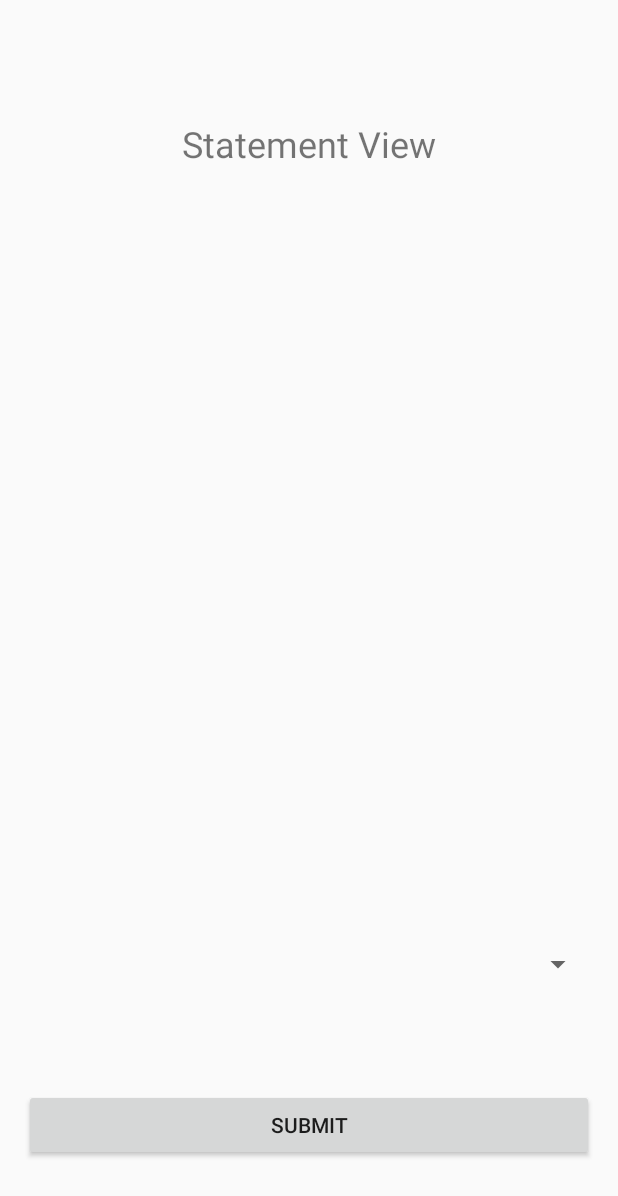
After one commit to Con607/Which-Animal-Are-You, an Android app: the StatementsActivity screen opened directly, with no data from a screen before it, on a phone screen of 412 x 824 dp. The commit adds this screen. Shown: the top 1196 px of the screen. Run offline under Robolectric (Android 15) with nearby library versions, the phone set to English and light mode, and no system bars.

Commit message:
Changed questions for statements and added statementActivity.

```diff
--- a/app/src/main/AndroidManifest.xml
+++ b/app/src/main/AndroidManifest.xml
@@ -15,6 +15,7 @@
                 <category android:name="android.intent.category.LAUNCHER" />
             </intent-filter>
         </activity>
+        <activity android:name=".StatementsActivity"></activity>
     </application>
 
 </manifest>
--- /dev/null
+++ b/app/src/main/java/com/conexxionbusiness/whichanimalareyou/Statement.java
@@ -0,0 +1,33 @@
+package com.conexxionbusiness.whichanimalareyou;
+
+/**
+ * Created by IRVING on 15/02/2017.
+ */
+
+public class Statement {
+    private String mStatement;
+    private String mOption = null;
+    private Animal mAnimal;
+
+
+    public Statement(String statement, String animal) {
+        mStatement = statement;
+        mAnimal = new Animal(animal);
+    }
+
+    public String getStatement() {
+        return mStatement;
+    }
+
+    public Animal getAnimal() {
+        return mAnimal;
+    }
+
+    public String getOption() {
+        return mOption;
+    }
+
+    public void setOption(String option) {
+        mOption = option;
+    }
+}
--- /dev/null
+++ b/app/src/main/java/com/conexxionbusiness/whichanimalareyou/StatementBank.java
@@ -0,0 +1,51 @@
+package com.conexxionbusiness.whichanimalareyou;
+
+import java.util.ArrayList;
+import java.util.Arrays;
+import java.util.Collections;
+import java.util.HashMap;
+import java.util.List;
+import java.util.Map;
+
+/**
+ * Created by IRVING on 15/02/2017.
+ */
+
+public class StatementBank {
+    private String[] mStatementsArray = {
+            "Statement 1", "Animal 1",
+            "Statement 2", "Animal 2",
+            "Statement 3", "Animal 3",
+            "Statement 4", "Animal 4",
+            "Statement 5", "Animal 5",
+            "Statement 6", "Animal 1",
+            "Statement 7", "Animal 2",
+            "Statement 8", "Animal 3",
+            "Statement 9", "Animal 4",
+            "Statement 10", "Animal 5"
+    };
+
+    private String[] mOptions = {
+            "That's me!",
+            "Most likely me",
+            "Maybe",
+            "Unlikely me",
+            "Not like me"
+    };
+
+    public List<Statement> loadStatements() {
+        List<Statement> statements = new ArrayList<Statement>();
+        for (int i=0; i < mStatementsArray.length ;i=i+2) {
+            Statement statement = new Statement(mStatementsArray[i], mStatementsArray[i+1]);
+            statements.add(statement);
+        }
+        return statements;
+    }
+
+
+    public ArrayList<String> getOptions() {
+        List<String> optionsList = new ArrayList<String>();
+        Collections.addAll(optionsList, mOptions);
+        return (ArrayList<String>) optionsList;
+    }
+}
--- /dev/null
+++ b/app/src/main/java/com/conexxionbusiness/whichanimalareyou/StatementsActivity.java
@@ -0,0 +1,25 @@
+package com.conexxionbusiness.whichanimalareyou;
+
+import android.support.v7.app.AppCompatActivity;
+import android.os.Bundle;
+
+import java.util.ArrayList;
+import java.util.List;
+
+public class StatementsActivity extends AppCompatActivity {
+    StatementBank mStatementBank = new StatementBank();
+    List<Statement> mStatements = new ArrayList<Statement>();
+    List<String> mOptions = new ArrayList<String>();
+
+    @Override
+    protected void onCreate(Bundle savedInstanceState) {
+        super.onCreate(savedInstanceState);
+        setContentView(R.layout.activity_statements);
+
+        // Get statements
+        mStatements = mStatementBank.loadStatements();
+        // Get the options
+        mOptions = mStatementBank.getOptions();
+
+    }
+}
--- /dev/null
+++ b/app/src/main/res/layout/activity_statements.xml
@@ -0,0 +1,43 @@
+<?xml version="1.0" encoding="utf-8"?>
+<RelativeLayout xmlns:android="http://schemas.android.com/apk/res/android"
+    xmlns:tools="http://schemas.android.com/tools"
+    android:id="@+id/activity_statements"
+    android:layout_width="match_parent"
+    android:layout_height="match_parent"
+    android:paddingBottom="@dimen/activity_vertical_margin"
+    android:paddingLeft="@dimen/activity_horizontal_margin"
+    android:paddingRight="@dimen/activity_horizontal_margin"
+    android:paddingTop="@dimen/activity_vertical_margin"
+    tools:context="com.conexxionbusiness.whichanimalareyou.StatementsActivity">
+
+    <TextView
+        android:text="Statement View"
+        android:layout_width="match_parent"
+        android:layout_height="wrap_content"
+        android:layout_marginTop="63dp"
+        android:id="@+id/statementView"
+        android:textSize="24sp"
+        android:textAlignment="center"
+        android:layout_alignParentTop="true"
+        android:layout_alignParentLeft="true"
+        android:layout_alignParentStart="true" />
+
+    <Spinner
+        android:layout_width="match_parent"
+        android:layout_height="wrap_content"
+        android:layout_alignParentBottom="true"
+        android:layout_alignParentLeft="true"
+        android:layout_alignParentStart="true"
+        android:layout_marginBottom="153dp"
+        android:id="@+id/spinner" />
+
+    <Button
+        android:text="SUBMIT"
+        android:layout_width="match_parent"
+        android:layout_height="wrap_content"
+        android:layout_marginBottom="34dp"
+        android:id="@+id/submitButton"
+        android:layout_alignParentBottom="true"
+        android:layout_alignParentLeft="true"
+        android:layout_alignParentStart="true" />
+</RelativeLayout>
--- a/app/src/main/res/values/styles.xml
+++ b/app/src/main/res/values/styles.xml
@@ -1,7 +1,7 @@
 <resources>
 
     <!-- Base application theme. -->
-    <style name="AppTheme" parent="Theme.AppCompat.Light.DarkActionBar">
+    <style name="AppTheme" parent="Theme.AppCompat.Light.NoActionBar">
         <!-- Customize your theme here. -->
         <item name="colorPrimary">@color/colorPrimary</item>
         <item name="colorPrimaryDark">@color/colorPrimaryDark</item>
```
Also changed, not shown: app/src/main/java/com/conexxionbusiness/whichanimalareyou/Animal.java (+7 -0 lines), app/src/main/java/com/conexxionbusiness/whichanimalareyou/MainActivity.java (+22 -0 lines), app/src/main/java/com/conexxionbusiness/whichanimalareyou/Option.java (deleted, +0 -32 lines), app/src/main/java/com/conexxionbusiness/whichanimalareyou/Question.java (deleted, +0 -73 lines), app/src/main/java/com/conexxionbusiness/whichanimalareyou/QuestionBank.java (deleted, +0 -83 lines), app/src/main/res/layout/activity_main.xml (+19 -2 lines).
